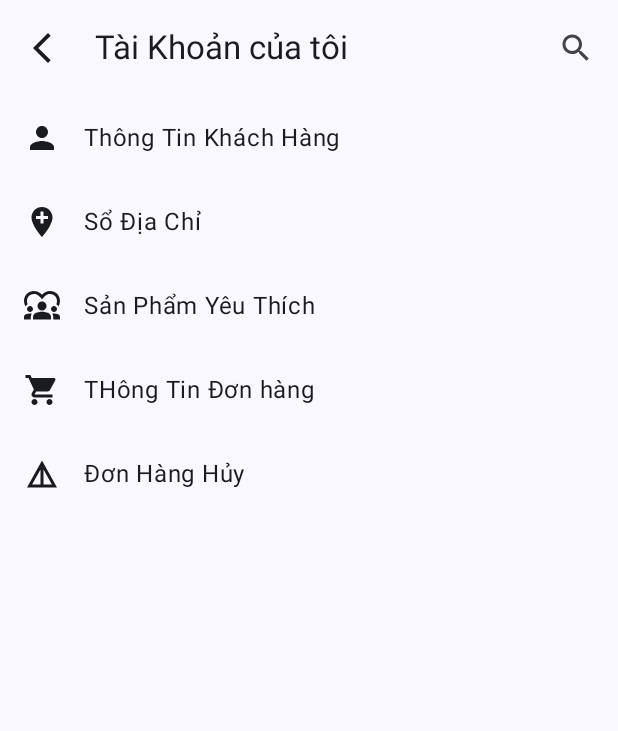
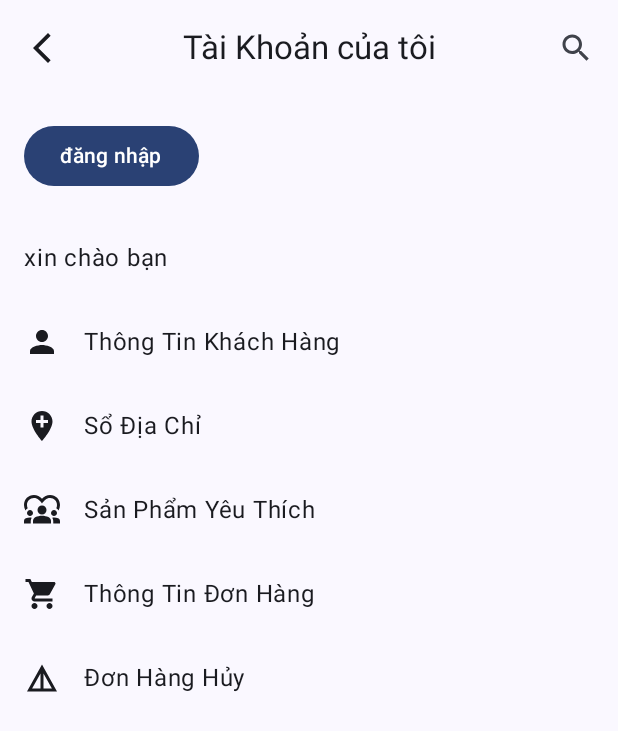
Before and after one commit to Oanh1503-git/DoAnTotNghiep, an Android app built with Jetpack Compose: the AccountScreens screen opened through its navigation route, on a phone screen of 412 x 824 dp. Shown: the top 731 px of the screen. Run offline under Robolectric (Android 15) with nearby library versions, the light colour scheme and no system bars; pictures from the network do not load.

Commit message:
đăng ký

```diff
--- a/LaptopStore/app/src/main/java/com/example/laptopstore/MainActivity.kt
+++ b/LaptopStore/app/src/main/java/com/example/laptopstore/MainActivity.kt
@@ -1,5 +1,8 @@
 package com.example.laptopstore
 
+
+import HinhAnhViewModel
+import SanPhamViewModel
 import android.os.Bundle
 import androidx.activity.ComponentActivity
 import androidx.activity.compose.setContent
@@ -8,17 +11,35 @@ import androidx.navigation.NavHostController
 import androidx.navigation.compose.rememberNavController
 import com.example.laptopstore.navigation.NavigationGraph
 import com.example.laptopstore.ui.theme.LaptopStoreTheme
+import com.example.laptopstore.viewmodels.KhachHangViewModels
+import com.example.laptopstore.viewmodels.TaiKhoanViewModel
+import androidx.lifecycle.viewmodel.compose.viewModel
+
 
 
 class MainActivity : ComponentActivity() {
     override fun onCreate(savedInstanceState: Bundle?) {
-        lateinit var navController: NavHostController
+        lateinit var NavHostController: NavHostController
         super.onCreate(savedInstanceState)
         enableEdgeToEdge()
         setContent {
             LaptopStoreTheme {
-                navController= rememberNavController()
-                NavigationGraph(navController)
+                val navController = rememberNavController()
+
+
+                // Dùng viewModel() để Compose tự quản lý vòng đời ViewModel
+                val sanPhamViewModel: SanPhamViewModel = viewModel()
+                val hinhAnhViewModel: HinhAnhViewModel = viewModel()
+                val khachHangViewModel: KhachHangViewModels = viewModel()
+                val taiKhoanViewModel: TaiKhoanViewModel = viewModel()
+
+                NavigationGraph(
+                    navHostController = navController,
+                    sanphamViewModel = sanPhamViewModel,
+                    hinhAnhViewModel = hinhAnhViewModel,
+                    khachHangViewModel = khachHangViewModel,
+                    taiKhoanViewModel = taiKhoanViewModel
+                )
             }
         }
     }
--- a/LaptopStore/app/src/main/java/com/example/laptopstore/models/Screens.kt
+++ b/LaptopStore/app/src/main/java/com/example/laptopstore/models/Screens.kt
@@ -7,4 +7,6 @@ package com.example.laptopstore.models
         object ACCOUNTSCREENS:Screens("account")
         object PRODUCTDETAIL:Screens("productdetail")
         object CHECKOUTSCREENS : Screens("checkout/{totalPrice}/{cartItems}")
+        object Login_Screens:Screens("Login_Screens")
+        object Register_Screen:Screens("REGISTERSCREEN")
  }
--- a/LaptopStore/app/src/main/java/com/example/laptopstore/navigation/navigation.kt
+++ b/LaptopStore/app/src/main/java/com/example/laptopstore/navigation/navigation.kt
@@ -1,19 +1,31 @@
 package com.example.laptopstore.navigation
 
 import AccountScreens
+import HinhAnhViewModel
+import Login_Screens
+import SanPhamViewModel
 import androidx.compose.runtime.Composable
 import androidx.navigation.NavHostController
 import com.example.laptopstore.views.HOMEPAGE
 import androidx.navigation.compose.NavHost
 import androidx.navigation.compose.composable
 import com.example.laptopstore.models.Screens
+import com.example.laptopstore.viewmodels.KhachHangViewModels
+import com.example.laptopstore.viewmodels.TaiKhoanViewModel
 import com.example.laptopstore.views.Categories
 import com.example.laptopstore.views.ProductDetail
 import com.example.laptopstore.views.CartScreen
 import com.example.laptopstore.views.CheckoutScreen
+import com.example.laptopstore.views.Register_Screen
 
 @Composable
-fun NavigationGraph(navHostController: NavHostController) {
+fun NavigationGraph(
+    navHostController: NavHostController, // tên tham số đúng là navHostController
+    sanphamViewModel: SanPhamViewModel,
+    hinhAnhViewModel: HinhAnhViewModel,
+    khachHangViewModel: KhachHangViewModels,
+    taiKhoanViewModel: TaiKhoanViewModel
+) {
     NavHost(navController = navHostController,
         startDestination = Screens.HOMEPAGE.route) {
         composable(Screens.HOMEPAGE.route) {
@@ -37,5 +49,14 @@ fun NavigationGraph(navHostController: NavHostController) {
             val cartItemsJson = backStackEntry.arguments?.getString("cartItems") ?: ""
             CheckoutScreen(navController = navHostController, totalPrice = totalPrice, cartItemsJson = cartItemsJson)
         }
+        composable(Screens.Login_Screens.route) {
+            Login_Screens(navHostController)
+        }
+        composable(Screens.Register_Screen.route) {
+            Register_Screen(navController = navHostController,
+                taiKhoanViewModel = taiKhoanViewModel,
+                khachHangViewModel= khachHangViewModel
+            )
+        }
     }
 }
--- a/LaptopStore/app/src/main/java/com/example/laptopstore/views/AccountScreens.kt
+++ b/LaptopStore/app/src/main/java/com/example/laptopstore/views/AccountScreens.kt
@@ -1,188 +1,137 @@
-import androidx.compose.foundation.background
-import androidx.compose.foundation.border
-import androidx.compose.ui.focus.*
 import androidx.compose.foundation.clickable
-import androidx.compose.foundation.layout.Arrangement
-import androidx.compose.foundation.layout.Row
-import androidx.compose.foundation.layout.Spacer
-import androidx.compose.foundation.layout.fillMaxWidth
-import androidx.compose.foundation.layout.height
-import androidx.compose.foundation.layout.padding
-import androidx.compose.foundation.layout.size
-import androidx.compose.foundation.layout.width
+import androidx.compose.foundation.layout.*
 import androidx.compose.foundation.lazy.LazyColumn
-import androidx.compose.foundation.shape.RoundedCornerShape
 import androidx.compose.material.icons.Icons
-import androidx.compose.material.icons.filled.AddLocation
-import androidx.compose.material.icons.filled.ArrowBackIosNew
-import androidx.compose.material.icons.filled.Details
-import androidx.compose.material.icons.filled.Diversity1
-import androidx.compose.material.icons.filled.Home
-import androidx.compose.material.icons.filled.List
-import androidx.compose.material.icons.filled.Person
-import androidx.compose.material.icons.filled.Search
-import androidx.compose.material.icons.filled.ShoppingCart
-import androidx.compose.material3.Button
-import androidx.compose.material3.ExperimentalMaterial3Api
-import androidx.compose.material3.Icon
-import androidx.compose.material3.IconButton
-import androidx.compose.material3.NavigationBar
-import androidx.compose.material3.NavigationBarItem
-import androidx.compose.material3.OutlinedTextField
-import androidx.compose.material3.OutlinedTextFieldDefaults
-import androidx.compose.material3.Scaffold
-import androidx.compose.material3.Text
-import androidx.compose.material3.TextField
-import androidx.compose.material3.TopAppBar
-import androidx.compose.runtime.Composable
-import androidx.compose.runtime.getValue
-import androidx.compose.runtime.mutableStateOf
-import androidx.compose.runtime.remember
-import androidx.compose.runtime.setValue
+import androidx.compose.material.icons.filled.*
+import androidx.compose.material3.*
+import androidx.compose.runtime.*
 import androidx.compose.ui.Alignment
 import androidx.compose.ui.Modifier
-import androidx.compose.ui.focus.onFocusChanged
-import androidx.compose.ui.graphics.Color
 import androidx.compose.ui.graphics.vector.ImageVector
-import androidx.compose.ui.res.vectorResource
-import androidx.compose.ui.text.TextStyle
 import androidx.compose.ui.text.style.TextAlign
 import androidx.compose.ui.unit.dp
 import androidx.compose.ui.unit.sp
+import androidx.lifecycle.viewmodel.compose.viewModel
 import androidx.navigation.NavHostController
-import com.example.app_e_commerce.model.BottomNavItem
-import org.w3c.dom.Text
 import com.example.laptopstore.models.Screens
+import com.example.laptopstore.viewmodels.TaiKhoanViewModel
 
 @OptIn(ExperimentalMaterial3Api::class)
 @Composable
-fun AccountScreens(navHostController: NavHostController){
-    var isFocused by remember { mutableStateOf(false) }
+fun AccountScreens(navHostController: NavHostController) {
+    val taiKhoanViewModel: TaiKhoanViewModel = viewModel()
+    var islogin by remember { mutableStateOf(false) }
+    var isCheckingLogin by remember { mutableStateOf(true) }
+
+    // Kiểm tra đăng nhập khi khởi tạo màn hình
+
+    // Nếu vẫn đang kiểm tra đăng nhập, chưa render UI
+
+
+    // Nếu chưa đăng nhập thì chuyển hướng sang màn hình Login
+
+    // Giao diện khi đã đăng nhập
     Scaffold(
         topBar = {
             TopAppBar(
                 title = {
                     Text(
-                        text = " Tài Khoản của tôi ",
-                        modifier = Modifier.padding(2.dp),
+                        text = "Tài Khoản của tôi",
+                        modifier = Modifier.fillMaxWidth(),
                         textAlign = TextAlign.Center
                     )
                 },
                 navigationIcon = {
-                    IconButton(onClick = { navHostController.navigate(Screens.HOMEPAGE.route) }) {
-                        Icon(
-                            Icons.Default.ArrowBackIosNew,
-                            contentDescription = null,
-                            modifier = Modifier.padding(5.dp)
-                        )
+                    IconButton(onClick = {
+                        navHostController.navigate(Screens.HOMEPAGE.route)
+                    }) {
+                        Icon(Icons.Default.ArrowBackIosNew, contentDescription = "Back")
                     }
                 },
                 actions = {
-                    IconButton(onClick = {}) {
-                        Icon(Icons.Filled.Search, contentDescription = "Search")
+                    IconButton(onClick = { /* search */ }) {
+                        Icon(Icons.Default.Search, contentDescription = "Search")
                     }
                 }
             )
         }
-    ){
-            innerPadding->
-        LazyColumn (modifier = Modifier.padding(innerPadding)){
+    ) { innerPadding ->
+        LazyColumn(modifier = Modifier.padding(innerPadding)) {
             item{
+
                 Row(
                     modifier = Modifier
                         .fillMaxWidth()
-                        .clickable {
-                            navHostController.navigate(Screens.HOMEPAGE.route)
-                        }
                         .padding(16.dp),
                     verticalAlignment = Alignment.CenterVertically
-                ) {
-                    Icon(
-                        Icons.Filled.Person,
-                        contentDescription = "title",
-                        modifier = Modifier.size(24.dp)
-                    )
-                    Spacer(modifier = Modifier.width(16.dp))
-                    Text(text = "Thông Tin Khách Hàng ", fontSize = 16.sp)
+                ){
+                    Button(onClick ={
+                        navHostController.navigate(Screens.Login_Screens.route)
+                            }
+
+                    ){
+                        Text("đăng nhập")
                     }
                 }
-            item{
                 Row(
                     modifier = Modifier
                         .fillMaxWidth()
-                        .clickable {
-                            navHostController.navigate(Screens.HOMEPAGE.route)
-                        }
                         .padding(16.dp),
                     verticalAlignment = Alignment.CenterVertically
-                ) {
-                    Icon(
-                        Icons.Filled.AddLocation,
-                        contentDescription = "title",
-                        modifier = Modifier.size(24.dp)
-                    )
-                    Spacer(modifier = Modifier.width(16.dp))
-                    Text(text = "Sổ Địa Chỉ ", fontSize = 16.sp)
+                ){
+                    Text("xin chào bạn ")
                 }
             }
-            item{
-                Row(
-                    modifier = Modifier
-                        .fillMaxWidth()
-                        .clickable {
-                            navHostController.navigate(Screens.HOMEPAGE.route)
+            item {
+                AccountItem(
+                    icon = Icons.Default.Person,
+                    text = "Thông Tin Khách Hàng",
+                    onClick = { navHostController.navigate(Screens.HOMEPAGE.route) }
+                )
             }
-                        .padding(16.dp),
-                    verticalAlignment = Alignment.CenterVertically
-                ) {
-                    Icon(
-                        Icons.Filled.Diversity1,
-                        contentDescription = "title",
-                        modifier = Modifier.size(24.dp)
+            item {
+                AccountItem(
+                    icon = Icons.Default.AddLocation,
+                    text = "Sổ Địa Chỉ",
+                    onClick = { navHostController.navigate(Screens.HOMEPAGE.route) }
                 )
-                    Spacer(modifier = Modifier.width(16.dp))
-                    Text(text = "Sản Phẩm Yêu Thích  ", fontSize = 16.sp)
             }
-
+            item {
+                AccountItem(
+                    icon = Icons.Default.Diversity1,
+                    text = "Sản Phẩm Yêu Thích",
+                    onClick = { navHostController.navigate(Screens.HOMEPAGE.route) }
+                )
             }
-            item{
-                Row(
-                    modifier = Modifier
-                        .fillMaxWidth()
-                        .clickable {
-                            navHostController.navigate(Screens.HOMEPAGE.route)
+            item {
+                AccountItem(
+                    icon = Icons.Default.ShoppingCart,
+                    text = "Thông Tin Đơn Hàng",
+                    onClick = { navHostController.navigate(Screens.HOMEPAGE.route) }
+                )
             }
-                        .padding(16.dp),
-                    verticalAlignment = Alignment.CenterVertically
-                ) {
-                    Icon(
-                        Icons.Default.ShoppingCart,
-                        contentDescription = "title",
-                        modifier = Modifier.size(24.dp)
+            item {
+                AccountItem(
+                    icon = Icons.Default.Details,
+                    text = "Đơn Hàng Hủy",
+                    onClick = { navHostController.navigate(Screens.HOMEPAGE.route) }
                 )
-                    Spacer(modifier = Modifier.width(16.dp))
-                    Text(text = "THông Tin Đơn hàng  ", fontSize = 16.sp)
-                }
-            }
-            item{
-                Row(
-                    modifier = Modifier
-                        .fillMaxWidth()
-                        .clickable {
-                            navHostController.navigate(Screens.HOMEPAGE.route)
-                        }
-                        .padding(16.dp),
-                    verticalAlignment = Alignment.CenterVertically
-                ) {
-                    Icon(
-                        Icons.Default.Details,
-                        contentDescription = "title",
-                        modifier = Modifier.size(24.dp)
-                    )
-                    Spacer(modifier = Modifier.width(16.dp))
-                    Text(text = "Đơn Hàng Hủy ", fontSize = 16.sp)
             }
         }
     }
 }
+
+@Composable
+fun AccountItem(icon: ImageVector, text: String, onClick: () -> Unit) {
+    Row(
+        modifier = Modifier
+            .fillMaxWidth()
+            .clickable(onClick = onClick)
+            .padding(16.dp),
+        verticalAlignment = Alignment.CenterVertically
+    ) {
+        Icon(icon, contentDescription = null, modifier = Modifier.size(24.dp))
+        Spacer(modifier = Modifier.width(16.dp))
+        Text(text = text, fontSize = 16.sp)
     }
+}
```
Also changed, not shown: LaptopStore/app/src/main/java/com/example/laptopstore/viewmodels/TaiKhoanViewModel.kt (+31 -2 lines), LaptopStore/app/src/main/java/com/example/laptopstore/views/Login_Screens.kt (added, +90 -0 lines), LaptopStore/app/src/main/java/com/example/laptopstore/views/REGISTER_Screens.kt (added, +243 -0 lines), 130 other files. Lines whose indentation alone changed are shown as unchanged.
